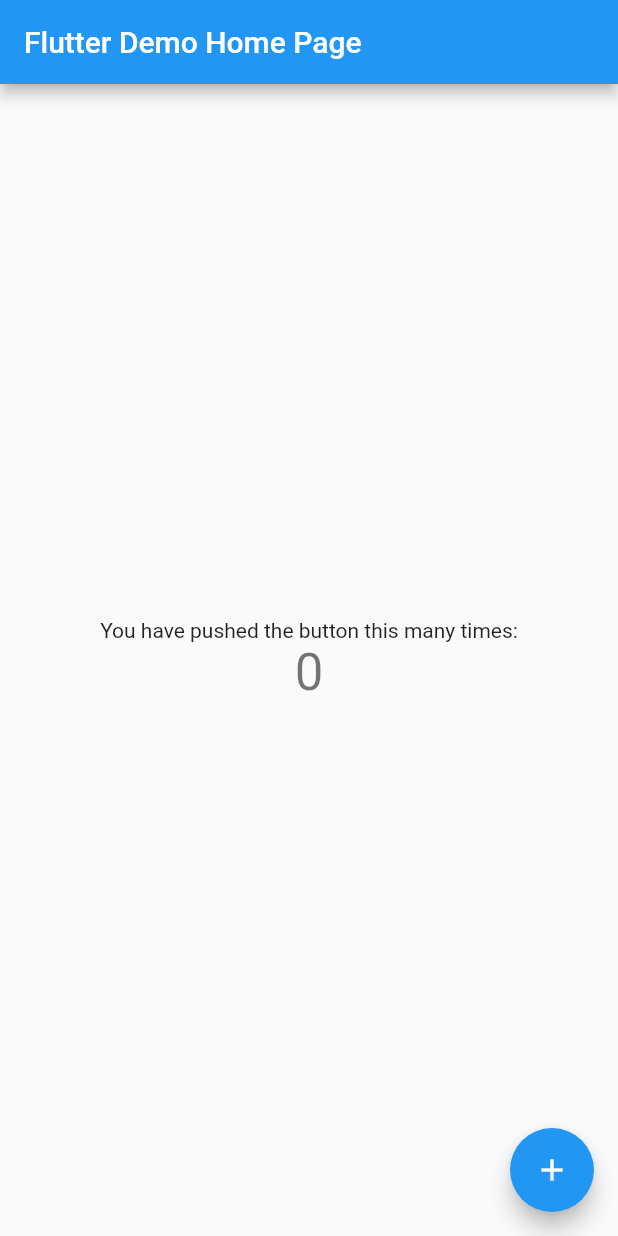
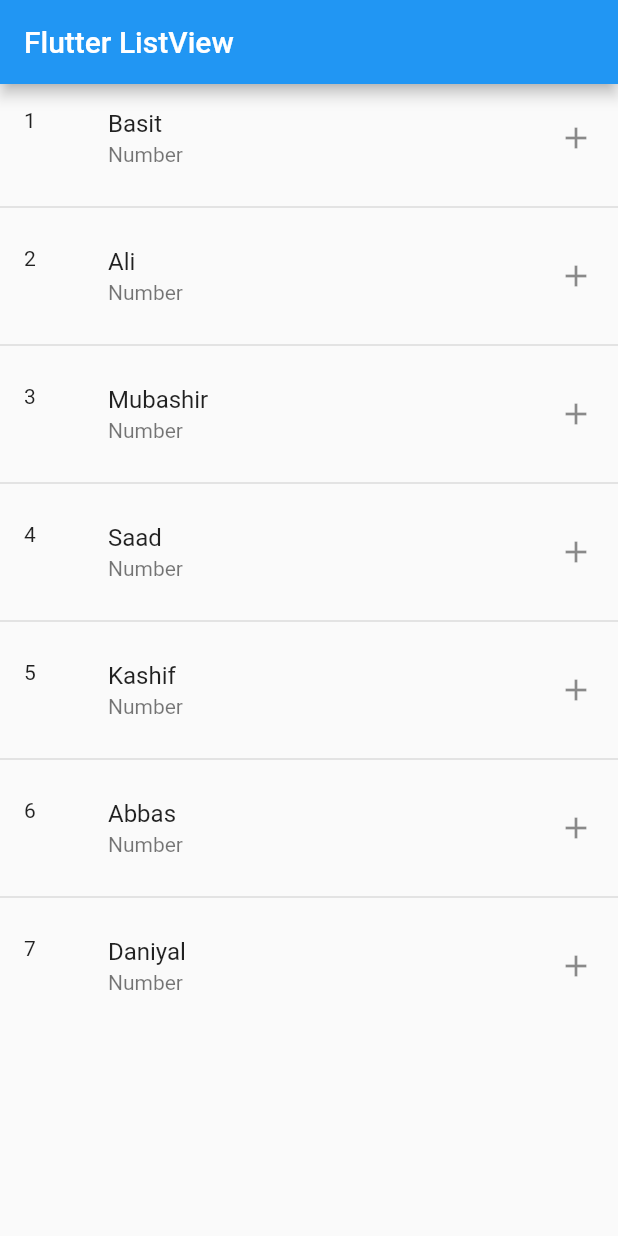
Before and after one commit to abdulbasit1993/flutter_basics, a Flutter app: the screen it shows after launch, on a phone screen of 412 x 824 dp. Run offline on Flutter 3.47's test engine with Material 2 defaults, Android fonts, the phone set to English and light mode, and no system bars.

Commit message:
Added example code of ListTile in ListView Widget

```diff
--- a/lib/main.dart
+++ b/lib/main.dart
@@ -5,111 +5,53 @@ void main() {
 }
 
 class MyApp extends StatelessWidget {
-  const MyApp({super.key});
+  const MyApp({Key? key}) : super(key: key);
 
   // This widget is the root of your application.
   @override
   Widget build(BuildContext context) {
     return MaterialApp(
       title: 'Flutter Demo',
+      debugShowCheckedModeBanner: false,
       theme: ThemeData(
-        // This is the theme of your application.
-        //
-        // Try running your application with "flutter run". You'll see the
-        // application has a blue toolbar. Then, without quitting the app, try
-        // changing the primarySwatch below to Colors.green and then invoke
-        // "hot reload" (press "r" in the console where you ran "flutter run",
-        // or simply save your changes to "hot reload" in a Flutter IDE).
-        // Notice that the counter didn't reset back to zero; the application
-        // is not restarted.
         primarySwatch: Colors.blue,
       ),
-      home: const MyHomePage(title: 'Flutter Demo Home Page'),
+      home: const MyHomePage(),
     );
   }
 }
 
 class MyHomePage extends StatefulWidget {
-  const MyHomePage({super.key, required this.title});
-
-  // This widget is the home page of your application. It is stateful, meaning
-  // that it has a State object (defined below) that contains fields that affect
-  // how it looks.
-
-  // This class is the configuration for the state. It holds the values (in this
-  // case the title) provided by the parent (in this case the App widget) and
-  // used by the build method of the State. Fields in a Widget subclass are
-  // always marked "final".
-
-  final String title;
+  const MyHomePage({Key? key}) : super(key: key);
 
   @override
   State<MyHomePage> createState() => _MyHomePageState();
 }
 
 class _MyHomePageState extends State<MyHomePage> {
-  int _counter = 0;
-
-  void _incrementCounter() {
-    setState(() {
-      // This call to setState tells the Flutter framework that something has
-      // changed in this State, which causes it to rerun the build method below
-      // so that the display can reflect the updated values. If we changed
-      // _counter without calling setState(), then the build method would not be
-      // called again, and so nothing would appear to happen.
-      _counter++;
-    });
-  }
-
   @override
   Widget build(BuildContext context) {
-    // This method is rerun every time setState is called, for instance as done
-    // by the _incrementCounter method above.
-    //
-    // The Flutter framework has been optimized to make rerunning build methods
-    // fast, so that you can just rebuild anything that needs updating rather
-    // than having to individually change instances of widgets.
+
+    var arrNames = ['Basit', 'Ali', 'Mubashir', 'Saad', 'Kashif', 'Abbas', 'Daniyal'];
+
     return Scaffold(
-      appBar: AppBar(
-        // Here we take the value from the MyHomePage object that was created by
-        // the App.build method, and use it to set our appbar title.
-        title: Text(widget.title),
-      ),
-      body: Center(
-        // Center is a layout widget. It takes a single child and positions it
-        // in the middle of the parent.
-        child: Column(
-          // Column is also a layout widget. It takes a list of children and
-          // arranges them vertically. By default, it sizes itself to fit its
-          // children horizontally, and tries to be as tall as its parent.
-          //
-          // Invoke "debug painting" (press "p" in the console, choose the
-          // "Toggle Debug Paint" action from the Flutter Inspector in Android
-          // Studio, or the "Toggle Debug Paint" command in Visual Studio Code)
-          // to see the wireframe for each widget.
-          //
-          // Column has various properties to control how it sizes itself and
-          // how it positions its children. Here we use mainAxisAlignment to
-          // center the children vertically; the main axis here is the vertical
-          // axis because Columns are vertical (the cross axis would be
-          // horizontal).
-          mainAxisAlignment: MainAxisAlignment.center,
-          children: <Widget>[
-            const Text(
-              'You have pushed the button this many times:',
-            ),
-            Text(
-              '$_counter',
-              style: Theme.of(context).textTheme.headline4,
-            ),
-          ],
+        appBar: AppBar(
+          title: Text('Flutter ListView'),
         ),
-      ),
-      floatingActionButton: FloatingActionButton(
-        onPressed: _incrementCounter,
-        tooltip: 'Increment',
-        child: const Icon(Icons.add),
-      ), // This trailing comma makes auto-formatting nicer for build methods.
+        body: ListView.separated(itemBuilder: (context, index) {
+          return ListTile(
+            leading: Text('${index + 1}'),
+            title: Text(arrNames[index]),
+            subtitle: Text('Number'),
+            trailing: Icon(Icons.add),
+          );
+        },
+          itemCount: arrNames.length,
+          separatorBuilder: (context, index){
+            return Divider(height: 20, thickness: 1,);
+          },
+          // reverse: true,
+        )
     );
   }
 }
```
